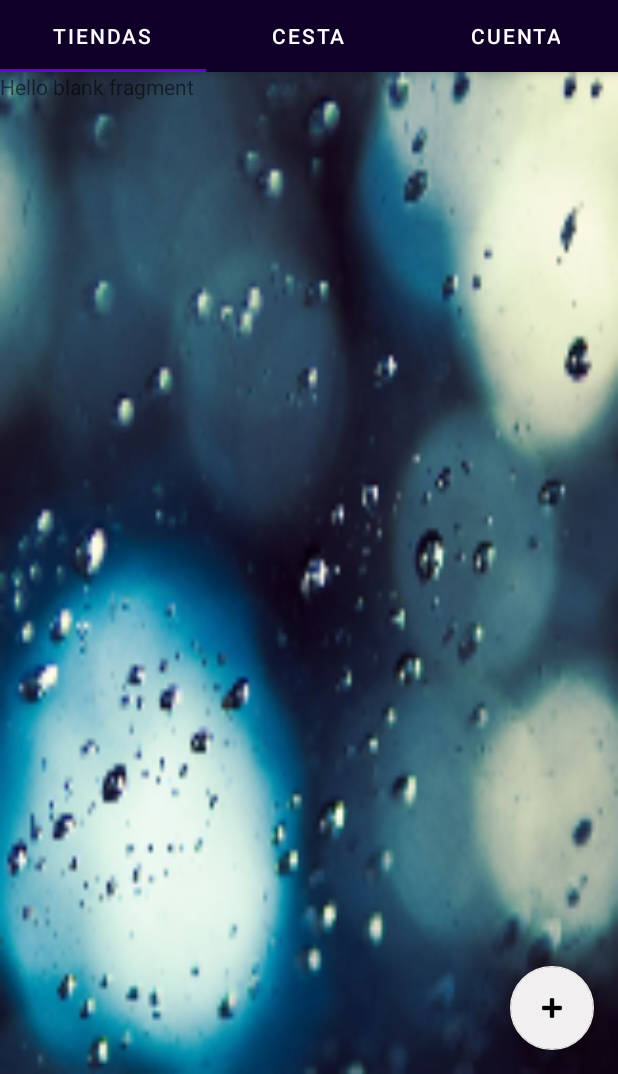
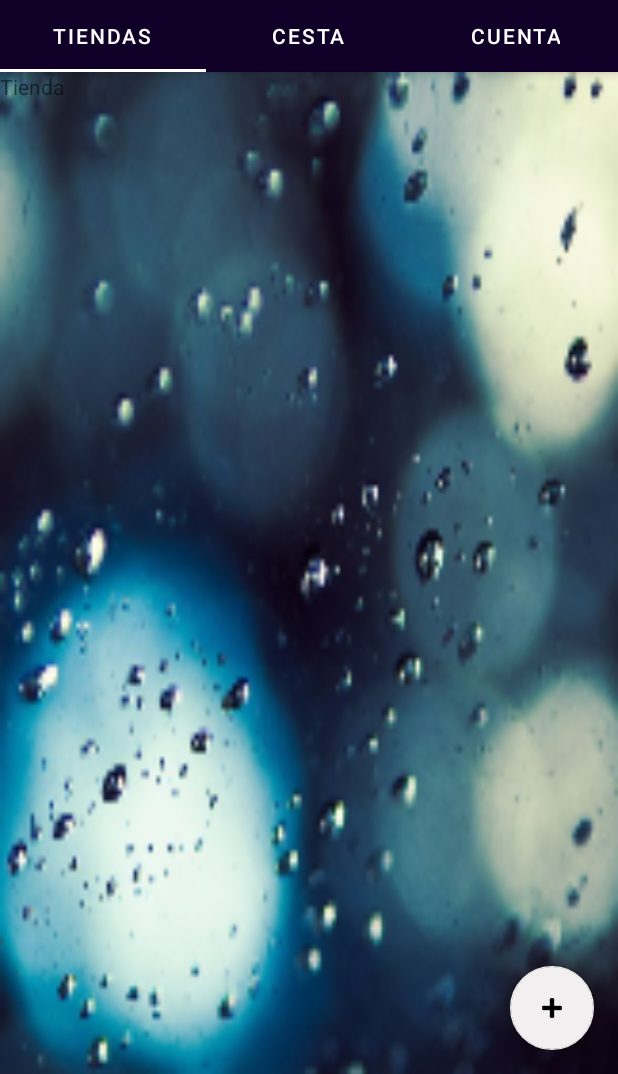
Before and after one commit to Sirsergiomr/Gestion_Mencartil, an Android app: the screen it shows after launch (MainActivity), on a phone screen of 412 x 824 dp, the part 162-1236 px from its top. Run offline under Robolectric (Android 15) with nearby library versions, the phone set to English and light mode, and no system bars.

```diff
--- a/app/build.gradle
+++ b/app/build.gradle
@@ -1,6 +1,6 @@
 plugins {
     id 'com.android.application'
-    id'com.google.gms.google-services'
+    id 'com.google.gms.google-services'
 }
 
 android {
@@ -32,6 +32,7 @@ android {
 dependencies {
     implementation platform('com.google.firebase:firebase-bom:26.5.0')
     implementation 'com.google.firebase:firebase-analytics'
+
     implementation 'androidx.appcompat:appcompat:1.2.0'
     implementation 'com.google.android.material:material:1.3.0'
     implementation 'androidx.constraintlayout:constraintlayout:2.0.4'
--- a/app/src/main/java/com/example/gestion_mencartil/ui/main/SectionsPagerAdapter.java
+++ b/app/src/main/java/com/example/gestion_mencartil/ui/main/SectionsPagerAdapter.java
@@ -32,11 +32,12 @@ public class SectionsPagerAdapter extends FragmentPagerAdapter {
     public Fragment getItem(int position) {
         switch (position){
             case 0:
-                return  new FragmentCuenta();
+                return new Fragment_tienda();
             case 1:
                 return  new Fragment_cesta();
             case 2:
-                return new Fragment_tienda();
+                return  new FragmentCuenta();
+
             default:return new FragmentCuenta();
         }
     }
--- a/app/src/main/res/layout/activity_main.xml
+++ b/app/src/main/res/layout/activity_main.xml
@@ -29,6 +29,8 @@
             android:layout_width="match_parent"
             android:layout_height="wrap_content"
             android:background="#D5000000"
+            app:tabIconTint="@color/white"
+            app:tabIndicatorColor="#FFFFFF"
             app:tabSelectedTextColor="#FAFAFA"
             app:tabTextColor="#FFFFFF" />
     </com.google.android.material.appbar.AppBarLayout>
--- a/app/src/main/res/layout/fragment_cesta.xml
+++ b/app/src/main/res/layout/fragment_cesta.xml
@@ -9,6 +9,6 @@
     <TextView
         android:layout_width="match_parent"
         android:layout_height="match_parent"
-        android:text="@string/hello_blank_fragment" />
+        android:text="Cesta" />
 
 </FrameLayout>
--- a/app/src/main/res/layout/fragment_cuenta.xml
+++ b/app/src/main/res/layout/fragment_cuenta.xml
@@ -9,6 +9,6 @@
     <TextView
         android:layout_width="match_parent"
         android:layout_height="match_parent"
-        android:text="@string/hello_blank_fragment" />
+        android:text="Cuenta" />
 
 </FrameLayout>
--- a/app/src/main/res/layout/fragment_tienda.xml
+++ b/app/src/main/res/layout/fragment_tienda.xml
@@ -9,6 +9,6 @@
     <TextView
         android:layout_width="match_parent"
         android:layout_height="match_parent"
-        android:text="@string/hello_blank_fragment" />
+        android:text="Tienda" />
 
 </FrameLayout>
```
Also changed, not shown: 2 other files.
